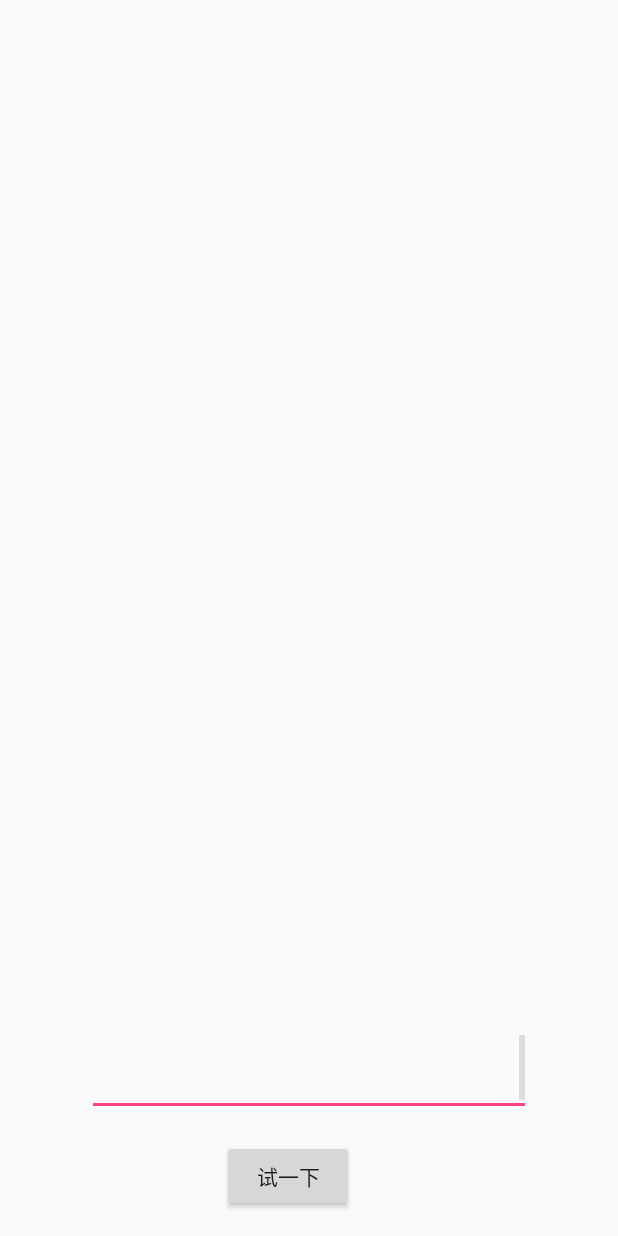
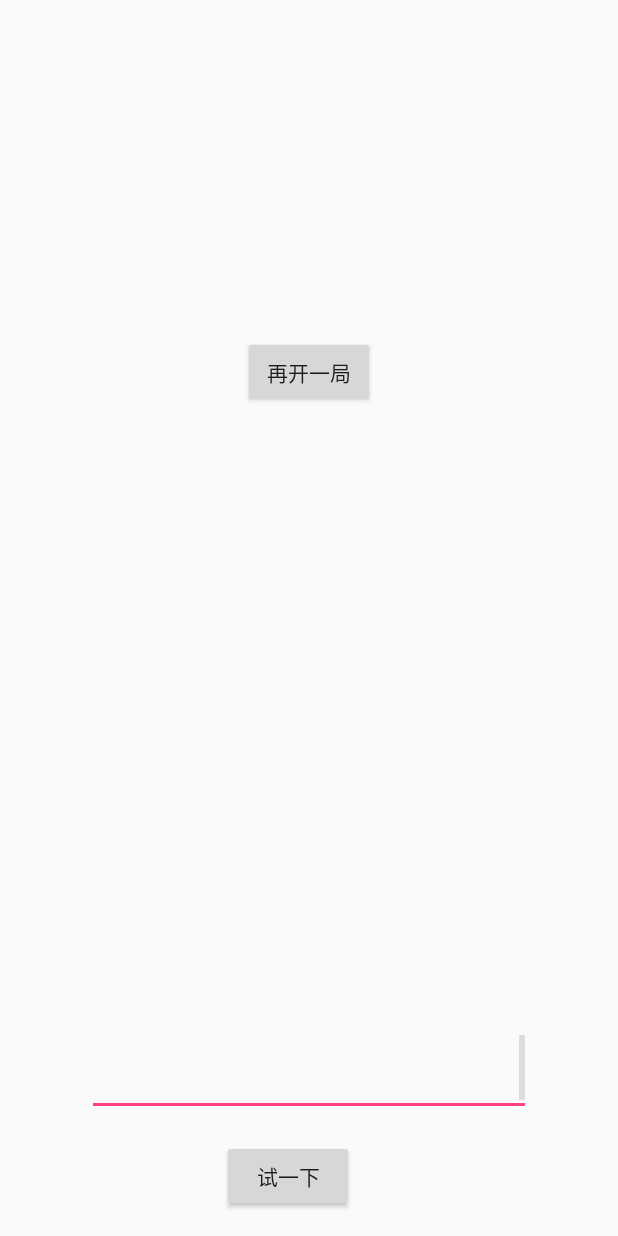
Before and after one commit to wuhan005/GuessNumber-Game, an Android app: the layout activity_main.xml on its own in the app's theme, with its tools: preview values and no code run, on a phone screen of 412 x 824 dp. Run offline under Robolectric (Android 15) with nearby library versions, the phone set to English and light mode, and no system bars.

```diff
--- a/app/src/main/res/layout/activity_main.xml
+++ b/app/src/main/res/layout/activity_main.xml
@@ -113,4 +113,21 @@
         app:layout_constraintStart_toStartOf="parent"
         app:layout_constraintTop_toTopOf="parent"
         app:layout_constraintVertical_bias="0.0" />
+
+    <Button
+        android:id="@+id/againButton"
+        android:layout_width="wrap_content"
+        android:layout_height="wrap_content"
+        android:layout_marginBottom="8dp"
+        android:layout_marginEnd="8dp"
+        android:layout_marginLeft="8dp"
+        android:layout_marginRight="8dp"
+        android:layout_marginStart="8dp"
+        android:layout_marginTop="120dp"
+        android:text="再开一局"
+        app:layout_constraintBottom_toBottomOf="parent"
+        app:layout_constraintEnd_toEndOf="parent"
+        app:layout_constraintStart_toStartOf="parent"
+        app:layout_constraintTop_toTopOf="parent"
+        app:layout_constraintVertical_bias="0.161" />
 </android.support.constraint.ConstraintLayout>
```
Also changed, not shown: app/src/main/java/cc/wuhan5/guessnumber/MainActivity.java (+50 -5 lines).
